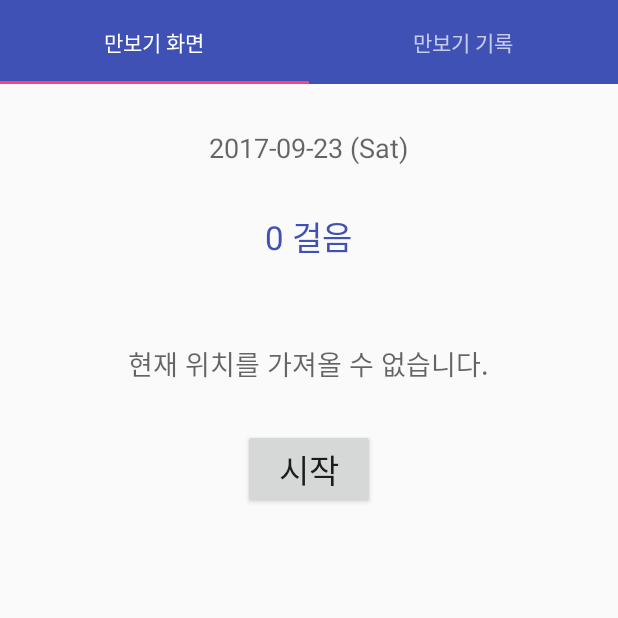
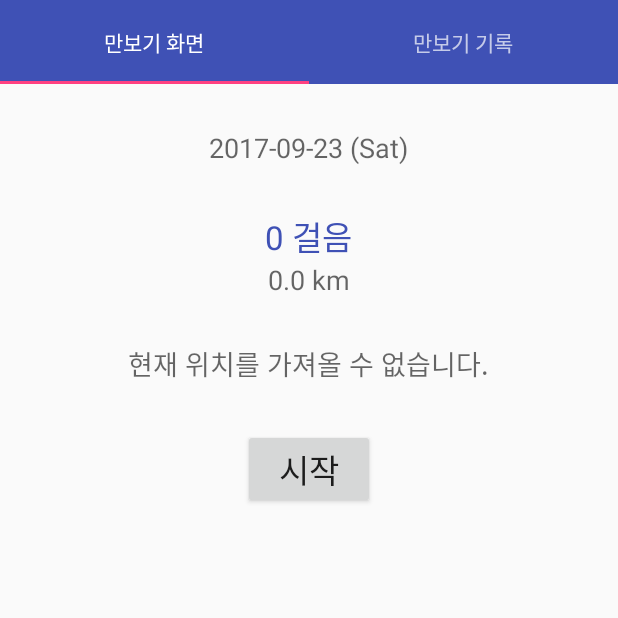
Before and after one commit to dev-sseongsu/PedometerAndroid, an Android app: the screen it shows after launch (MainActivity), on a phone screen of 412 x 824 dp, the top half of it. Run offline under Robolectric (Android 15) with nearby library versions, the phone set to English and light mode, and no system bars; libraries missing offline, so code that uses them is left out: com.facebook.stetho; 1 statement that could not run was skipped.

Commit message:
Change formats to display "step count" and "distance"

```diff
--- a/app/src/main/java/com/hoon/pedometer/ui/state/PedometerStateFragment.java
+++ b/app/src/main/java/com/hoon/pedometer/ui/state/PedometerStateFragment.java
@@ -66,10 +66,8 @@ public class PedometerStateFragment extends Fragment implements PedometerStateCo
     @Override
     public void setDailyStep(@NonNull DailyStep dailyStep) {
         mDate.setText(UiUtils.formatDate(dailyStep.getDate()));
-        mStepCount.setText(getString(R.string.steps_fmt,
-                NumberFormat.getInstance().format(dailyStep.getStepCount())));
-        mDistance.setText(getString(R.string.km_fmt,
-                NumberFormat.getInstance().format(dailyStep.getDistance())));
+        mStepCount.setText(getString(R.string.steps_fmt,dailyStep.getStepCount()));
+        mDistance.setText(getString(R.string.km_fmt,dailyStep.getDistanceKm()));
     }
 
     @Override
--- a/app/src/main/res/values/strings.xml
+++ b/app/src/main/res/values/strings.xml
@@ -2,8 +2,8 @@
     <string name="app_name">PedometerAndroid</string>
     <string name="pedometer_screen">만보기 화면</string>
     <string name="pedometer_logs">만보기 기록</string>
-    <string name="steps_fmt">%1$s 걸음</string>
-    <string name="km_fmt">%1$s km</string>
+    <string name="steps_fmt">%1$,d 걸음</string>
+    <string name="km_fmt">%1$,.1f km</string>
     <string name="start">시작</string>
     <string name="stop">종료</string>
     <string name="current_location_error_msg">현재 위치를 가져올 수 없습니다.</string>
```
Also changed, not shown: app/src/main/java/com/hoon/pedometer/ui/logs/adapter/viewholder/PedometerLogViewHolder.java (+2 -8 lines).
